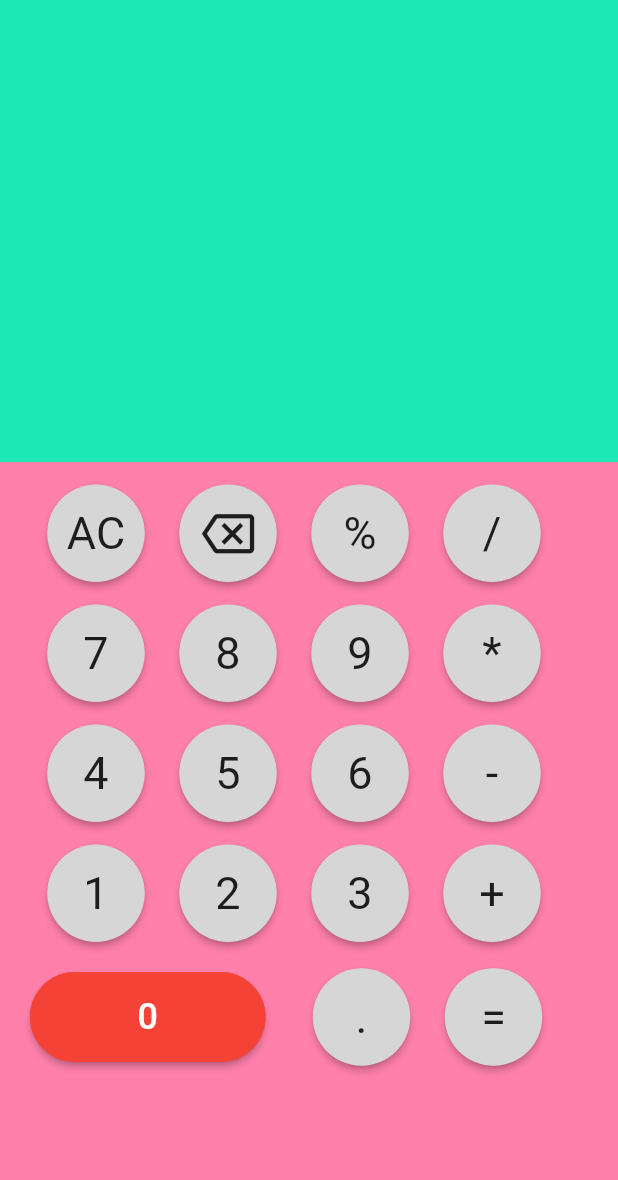
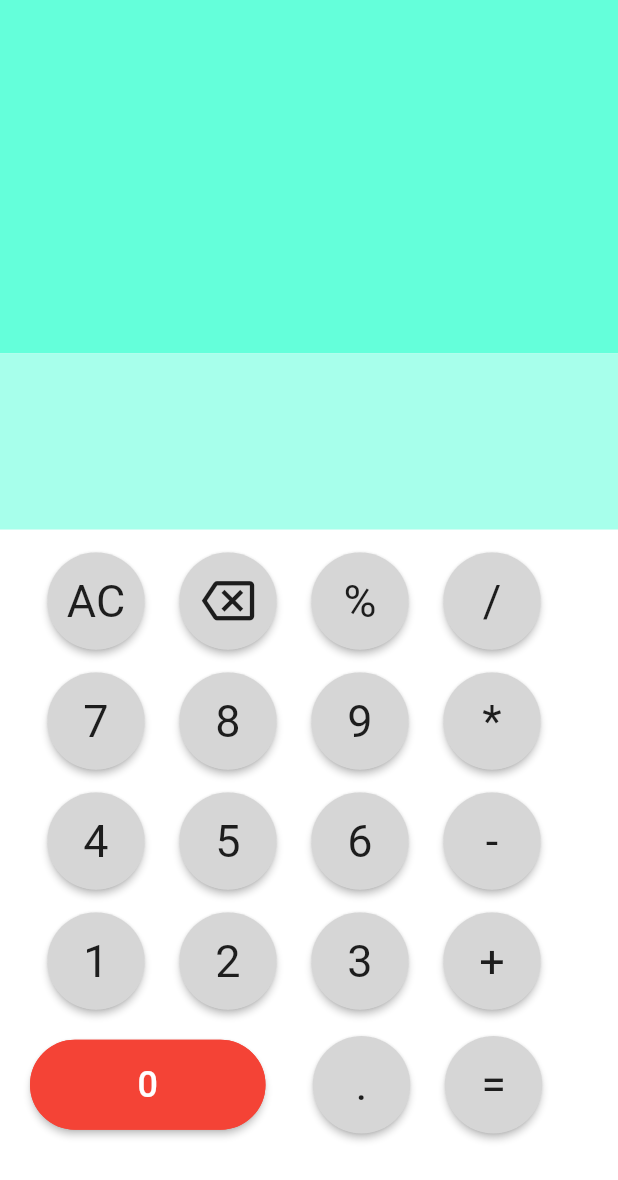
Before and after one commit to PhanukornKMITL/Flutter_Calculator, a Flutter app: the screen it shows after launch, on a phone screen of 412 x 824 dp. Shown: the top 1180 px of the screen. Run offline on Flutter 3.47's test engine with Material 2 defaults, Android fonts, the phone set to English and light mode, and no system bars; our stand-ins replace math_expressions.

Commit message:
Change Color

```diff
--- a/lib/calculator_page.dart
+++ b/lib/calculator_page.dart
@@ -21,28 +21,37 @@ class _CalculatorPageState extends State<CalculatorPage> {
   @override
   Widget build(BuildContext context) {
     return Scaffold(
-      backgroundColor: Colors.tealAccent[400],
+
       body: Column(
         children: <Widget>[
-          Container(
+          Expanded(
+            flex: 2,
+            child: Container(
               alignment: Alignment.centerRight,
+              color: Colors.tealAccent,
               child: SafeArea(
                 child: Padding(
                   padding: const EdgeInsets.all(28.0),
-                child: Text('$operationText', style: TextStyle(fontSize: 20,fontWeight: FontWeight.bold, color: Colors.black),),
+                  child: Text('$operationText', style: TextStyle(fontSize: 40,fontWeight: FontWeight.bold, color: Colors.white,letterSpacing: 2),),
                 ),
               ),),
+          ),
 
-          Container(
+          Expanded(
+            flex: 1,
+            child: Container(
               alignment: Alignment.centerRight,
+              color: Colors.tealAccent[100],
               child: Padding(
                 padding: const EdgeInsets.all(28.0),
-              child: Text('$result', style: TextStyle(fontSize: 20,fontWeight: FontWeight.bold, color: Colors.black),),
+                child: Text('$result', style: TextStyle(fontSize: 40,fontWeight: FontWeight.bold, color: Colors.white, letterSpacing: 2),),
               ),),
-          SizedBox(height: 150,),
+          ),
+
           Expanded(
+            flex: 4,
             child: Container(
-              color: Colors.pinkAccent[100],
+              color: Colors.white,
               child: Column(
                 children: [
                   Row(
```
Lines whose indentation alone changed are shown as unchanged.
